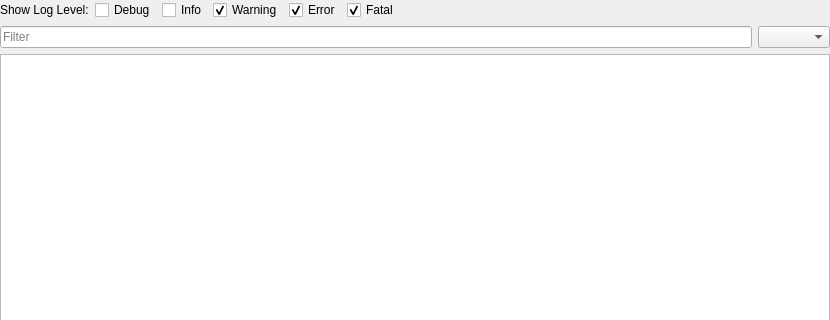
The window that app/mon/mon_gui/src/widgets/log_widget/log_widget.ui (eclipse-ecal/ecal) describes before a commit, drawn with Qt 5; both pictures show x 0 to 830 and y 0 to 320 of the 830 by 591 pixel window.
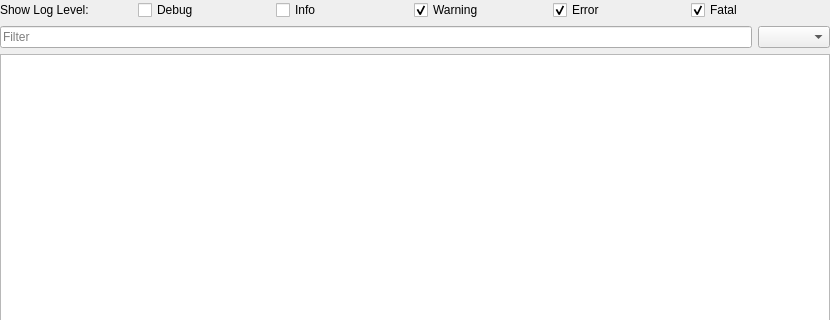
The same window after the commit. Icons and pictures are not drawn. Custom widgets are drawn as their Qt base class.

Patch:
```diff
--- a/app/mon/mon_gui/src/widgets/log_widget/log_widget.ui
+++ b/app/mon/mon_gui/src/widgets/log_widget/log_widget.ui
@@ -27,6 +27,12 @@
     <layout class="QHBoxLayout" name="log_level_layout">
      <item>
       <widget class="QLabel" name="show_log_level_label">
+       <property name="minimumSize">
+        <size>
+         <width>5</width>
+         <height>0</height>
+        </size>
+       </property>
        <property name="text">
         <string>Show Log Level:</string>
        </property>
@@ -34,6 +40,12 @@
      </item>
      <item>
       <widget class="QCheckBox" name="debug_checkbox">
+       <property name="minimumSize">
+        <size>
+         <width>5</width>
+         <height>0</height>
+        </size>
+       </property>
        <property name="text">
         <string>Debug</string>
        </property>
@@ -44,6 +56,12 @@
      </item>
      <item>
       <widget class="QCheckBox" name="info_checkbox">
+       <property name="minimumSize">
+        <size>
+         <width>5</width>
+         <height>0</height>
+        </size>
+       </property>
        <property name="text">
         <string>Info</string>
        </property>
@@ -54,6 +72,12 @@
      </item>
      <item>
       <widget class="QCheckBox" name="warning_checkbox">
+       <property name="minimumSize">
+        <size>
+         <width>5</width>
+         <height>0</height>
+        </size>
+       </property>
        <property name="text">
         <string>Warning</string>
        </property>
@@ -64,6 +88,12 @@
      </item>
      <item>
       <widget class="QCheckBox" name="error_checkbox">
+       <property name="minimumSize">
+        <size>
+         <width>5</width>
+         <height>0</height>
+        </size>
+       </property>
        <property name="text">
         <string>Error</string>
        </property>
@@ -74,6 +104,12 @@
      </item>
      <item>
       <widget class="QCheckBox" name="fatal_checkbox">
+       <property name="minimumSize">
+        <size>
+         <width>5</width>
+         <height>0</height>
+        </size>
+       </property>
        <property name="text">
         <string>Fatal</string>
        </property>
@@ -87,12 +123,6 @@
        <property name="orientation">
         <enum>Qt::Horizontal</enum>
        </property>
-       <property name="sizeHint" stdset="0">
-        <size>
-         <width>0</width>
-         <height>0</height>
-        </size>
-       </property>
       </spacer>
      </item>
     </layout>
```
Left out of the diff: 15 changed lines with no effect on the pictures.
